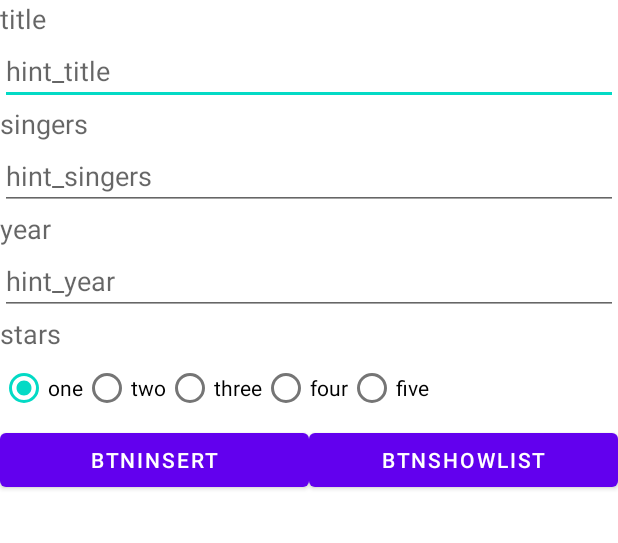
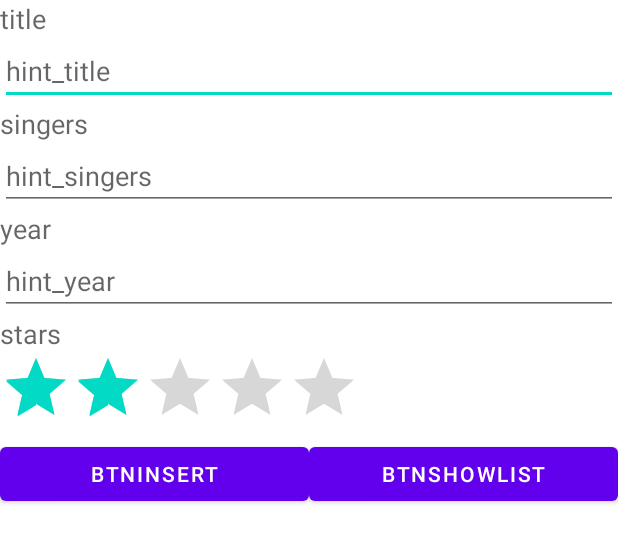
Before and after one commit to JessaJar/OurNDPSongs, an Android app: the layout activity_main.xml on its own in the app's theme, with its tools: preview values and no code run, on a phone screen of 412 x 824 dp. Shown: the top 543 px of the screen. Run offline under Robolectric (Android 15) with nearby library versions, the phone set to English and light mode, and no system bars.

Commit message:
Fixed code

```diff
--- a/app/src/main/java/sg/edu/rp/c346/id20014241/ourndpsongs/DBHelper.java
+++ b/app/src/main/java/com/myapplicationdev/android/ourndpsongs/DBHelper.java
@@ -1,4 +1,4 @@
-package com.myapplicationdev.android.p05_ndpsongs;
+package com.myapplicationdev.android.ourndpsongs;
 
 import android.content.ContentValues;
 import android.content.Context;
@@ -8,8 +8,6 @@ import android.database.sqlite.SQLiteOpenHelper;
 import android.util.Log;
 
 import java.util.ArrayList;
-
-import androidx.annotation.NonNull;
 
 public class DBHelper extends SQLiteOpenHelper {
 
@@ -64,7 +62,7 @@ public class DBHelper extends SQLiteOpenHelper {
     }
 
     public ArrayList<Song> getAllSongs() {
-        ArrayList<Song> songslist = new ArrayList<Song>();
+        ArrayList<com.myapplicationdev.android.ourndpsongs.Song> songslist = new ArrayList<Song>();
         String selectQuery = "SELECT " + COLUMN_ID + ","
                 + COLUMN_TITLE + "," + COLUMN_SINGERS + ","
                 + COLUMN_YEAR + ","
--- a/app/src/main/res/layout/activity_main.xml
+++ b/app/src/main/res/layout/activity_main.xml
@@ -4,8 +4,7 @@
     xmlns:tools="http://schemas.android.com/tools"
     android:layout_width="match_parent"
     android:layout_height="match_parent"
-    android:orientation="vertical"
-    tools:context=".MainActivity">
+    android:orientation="vertical">
 
     <TextView
         android:layout_width="wrap_content"
@@ -51,44 +50,12 @@
         android:text="@string/stars"
         android:textAppearance="?android:attr/textAppearanceMedium" />
 
-    <RadioGroup
-        android:id="@+id/rgStars"
+    <RatingBar
+        android:id="@+id/ratingBarStars"
         android:layout_width="wrap_content"
         android:layout_height="wrap_content"
-        android:orientation="horizontal" >
-
-        <RadioButton
-            android:id="@+id/radio1"
-            android:layout_width="wrap_content"
-            android:layout_height="wrap_content"
-            android:checked="true"
-            android:text="@string/one" />
-
-        <RadioButton
-            android:id="@+id/radio2"
-            android:layout_width="wrap_content"
-            android:layout_height="wrap_content"
-            android:text="@string/two" />
-
-        <RadioButton
-            android:id="@+id/radio3"
-            android:layout_width="wrap_content"
-            android:layout_height="wrap_content"
-            android:text="@string/three" />
-
-        <RadioButton
-            android:id="@+id/radio4"
-            android:layout_width="wrap_content"
-            android:layout_height="wrap_content"
-            android:text="@string/four" />
-
-        <RadioButton
-            android:id="@+id/radio5"
-            android:layout_width="wrap_content"
-            android:layout_height="wrap_content"
-            android:text="@string/five" />
-
-    </RadioGroup>
+        android:numStars="5"
+        android:rating="2" />
 
     <LinearLayout
         android:layout_width="match_parent"
--- a/app/src/main/res/layout/activity_second.xml
+++ b/app/src/main/res/layout/activity_second.xml
@@ -3,7 +3,7 @@
     android:layout_width="match_parent"
     android:layout_height="match_parent"
     android:orientation="vertical"
-    tools:context=".SecondActivity" >
+    android:layout_margin="10dp" >
 
     <Button
         android:id="@+id/btnShow5Stars"
--- a/app/src/main/res/values/strings.xml
+++ b/app/src/main/res/values/strings.xml
@@ -18,4 +18,7 @@
     <string name="btnInsert">btnInsert</string>
     <string name="btnShowList">btnShowList</string>
     <string name="btn5Stars">btn5Stars</string>
+    <string name="id">id</string>
+    <string name="title_activity_main">Add Song</string>
+    <string name="title_activity_third">Update</string>
 </resources>
```
Also changed, not shown: app/src/main/java/com/myapplicationdev/android/ourndpsongs/CustomAdapter.java (added, +73 -0 lines), app/src/main/java/com/myapplicationdev/android/ourndpsongs/MainActivity.java (renamed from app/src/main/java/sg/edu/rp/c346/id20014241/ourndpsongs/MainActivity.java, +10 -30 lines), app/src/main/java/com/myapplicationdev/android/ourndpsongs/SecondActivity.java (renamed from app/src/main/java/sg/edu/rp/c346/id20014241/ourndpsongs/SecondActivity.java, +2 -6 lines), app/src/main/java/com/myapplicationdev/android/ourndpsongs/Song.java (renamed from app/src/main/java/sg/edu/rp/c346/id20014241/ourndpsongs/Song.java, +4 -9 lines), app/src/main/java/com/myapplicationdev/android/ourndpsongs/ThirdActivity.java (renamed from app/src/main/java/sg/edu/rp/c346/id20014241/ourndpsongs/ThirdActivity.java, +84 -21 lines), app/src/main/java/sg/edu/rp/c346/id20014241/ourndpsongs/CustomAdapter.java (deleted, +0 -49 lines), app/src/main/res/layout/activity_third.xml (+6 -38 lines), app/src/main/res/layout/row.xml (+32 -19 lines), app/src/main/res/drawable/newsong.png (added).
